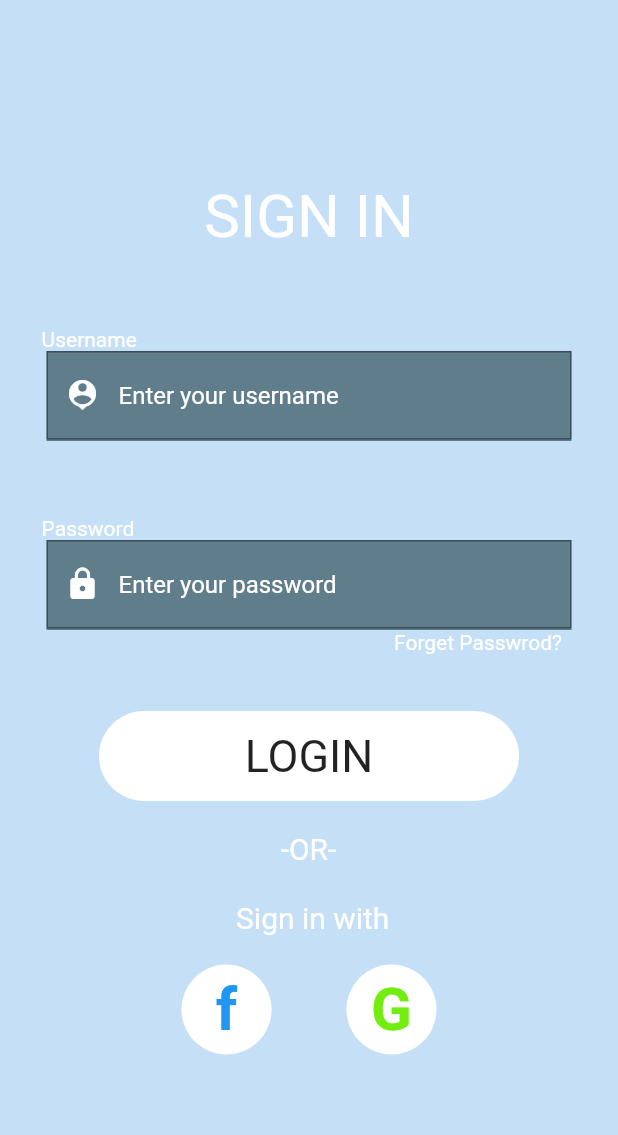
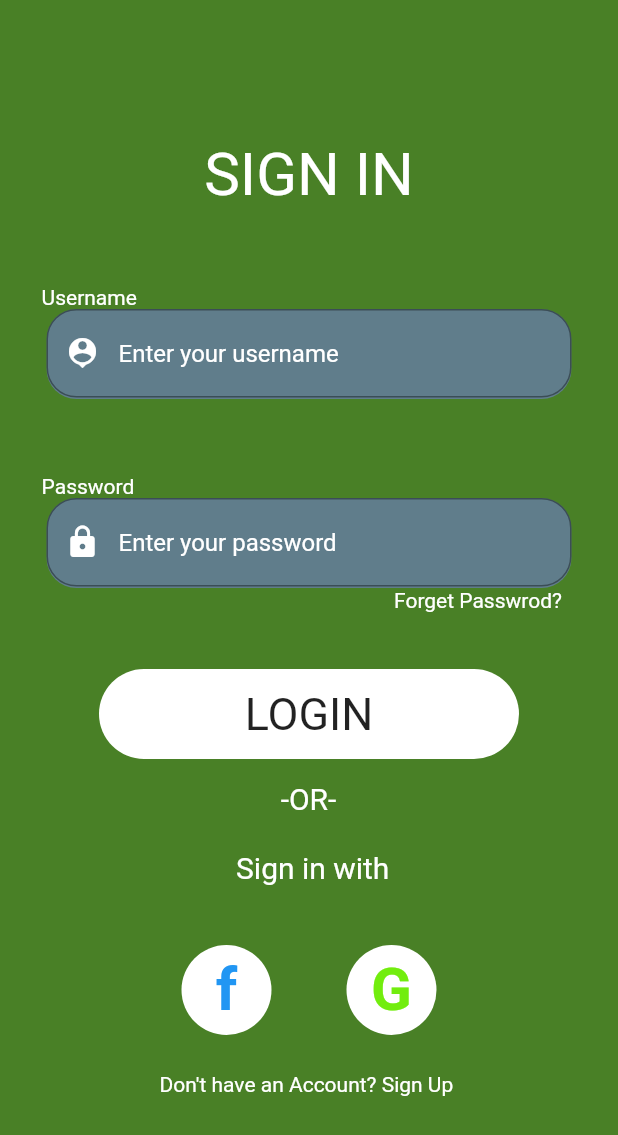
Before and after one commit to adhamniyozboyev/icon_textfield_themes, a Flutter app: the screen it shows after launch, on a phone screen of 412 x 824 dp. Shown: the top 1135 px of the screen. Run offline on Flutter 3.47's test engine with Material 2 defaults, Android fonts, the phone set to English and light mode, and no system bars.

Commit message:
finish a design

```diff
--- a/lib/main.dart
+++ b/lib/main.dart
@@ -2,6 +2,7 @@ import 'package:flutter/material.dart';
 
 void main() {
   runApp(MaterialApp(
+    debugShowCheckedModeBanner: false,
     home: MyApp(),
   ));
 }
@@ -18,7 +19,7 @@ class _MyAppState extends State<MyApp> {
   @override
   Widget build(BuildContext context) {
     return Scaffold(
-        backgroundColor: Color.fromARGB(255, 197, 224, 246),
+        backgroundColor: Color.fromARGB(255, 73, 128, 38),
         body: Center(
           child: Column(
             mainAxisAlignment: MainAxisAlignment.center,
@@ -39,7 +40,11 @@ class _MyAppState extends State<MyApp> {
                 ],
               ),
               Container(
+                decoration: BoxDecoration(
                     color: Colors.blueGrey,
+                    borderRadius: BorderRadius.all(
+                      Radius.circular(20),
+                    )),
                 height: 60,
                 width: 350,
                 child: TextField(
@@ -49,7 +54,7 @@ class _MyAppState extends State<MyApp> {
                       hintText: 'Enter your username',
                       hintStyle: TextStyle(color: Colors.white),
                       border: OutlineInputBorder(
-                          borderRadius: BorderRadius.circular(0))),
+                          borderRadius: BorderRadius.circular(20))),
                   textCapitalization: TextCapitalization.words,
                   // controller: controller,
                 ),
@@ -66,7 +71,11 @@ class _MyAppState extends State<MyApp> {
                 ],
               ),
               Container(
+                decoration: BoxDecoration(
                     color: Colors.blueGrey,
+                    borderRadius: BorderRadius.all(
+                      Radius.circular(20),
+                    )),
                 height: 60,
                 width: 350,
                 child: TextField(
@@ -76,7 +85,7 @@ class _MyAppState extends State<MyApp> {
                       hintText: 'Enter your password',
                       hintStyle: TextStyle(color: Colors.white),
                       border: OutlineInputBorder(
-                          borderRadius: BorderRadius.circular(0))),
+                          borderRadius: BorderRadius.circular(20))),
                   textCapitalization: TextCapitalization.words,
                   // controller: controller,
                 ),
@@ -102,7 +111,7 @@ class _MyAppState extends State<MyApp> {
                     borderRadius: BorderRadius.all(Radius.circular(50))),
               ),
               Padding(
-                padding: const EdgeInsets.all(20.0),
+                padding: const EdgeInsets.all(15.0),
                 child: Text(
                   '       -OR-\n\n Sign in with',
                   style: TextStyle(
@@ -111,7 +120,9 @@ class _MyAppState extends State<MyApp> {
                   ),
                 ),
               ),
-              Row(
+              Padding(
+                padding: const EdgeInsets.all(25.0),
+                child: Row(
                   mainAxisAlignment: MainAxisAlignment.center,
                   children: [
                     Container(
@@ -153,7 +164,11 @@ class _MyAppState extends State<MyApp> {
                     )
                   ],
                 ),
-
+              ),
+              Text(
+                'Don\'t have an Account? Sign Up ',
+                style: TextStyle(color: Colors.white),
+              )
             ],
           ),
         ));
```
Lines whose indentation alone changed are shown as unchanged.
